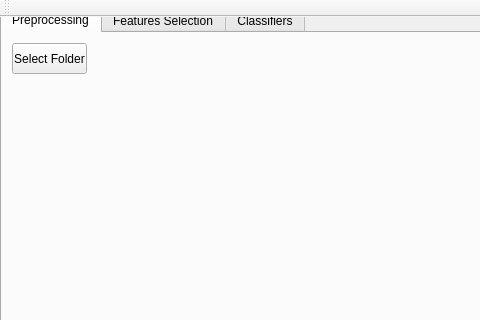
This is SMPD/mainwindow.ui in Vityoube/SMPD-projekt as Qt 5 draws it before an edit; both pictures show x 0 to 480 and y 0 to 320 of the 991 by 540 pixel window. The edited form follows.
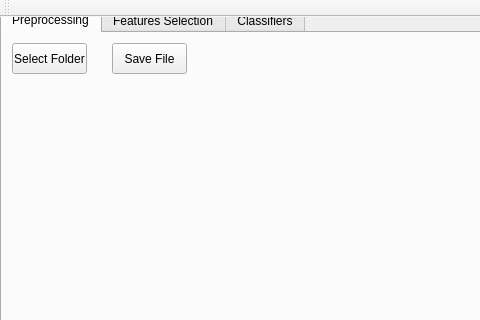
This is the edited form. The open tabs and pages were chosen to show the change.

What changed in the file:
```diff
--- a/SMPD/mainwindow.ui
+++ b/SMPD/mainwindow.ui
@@ -69,6 +69,19 @@
        </rect>
       </property>
      </widget>
+     <widget class="QPushButton" name="PpushButtonSaveFile">
+      <property name="geometry">
+       <rect>
+        <x>110</x>
+        <y>10</y>
+        <width>75</width>
+        <height>31</height>
+       </rect>
+      </property>
+      <property name="text">
+       <string>Save File</string>
+      </property>
+     </widget>
     </widget>
     <widget class="QWidget" name="tabFS">
      <attribute name="title">
```
Left out of the diff: 2 changed lines with no effect on the pictures.
